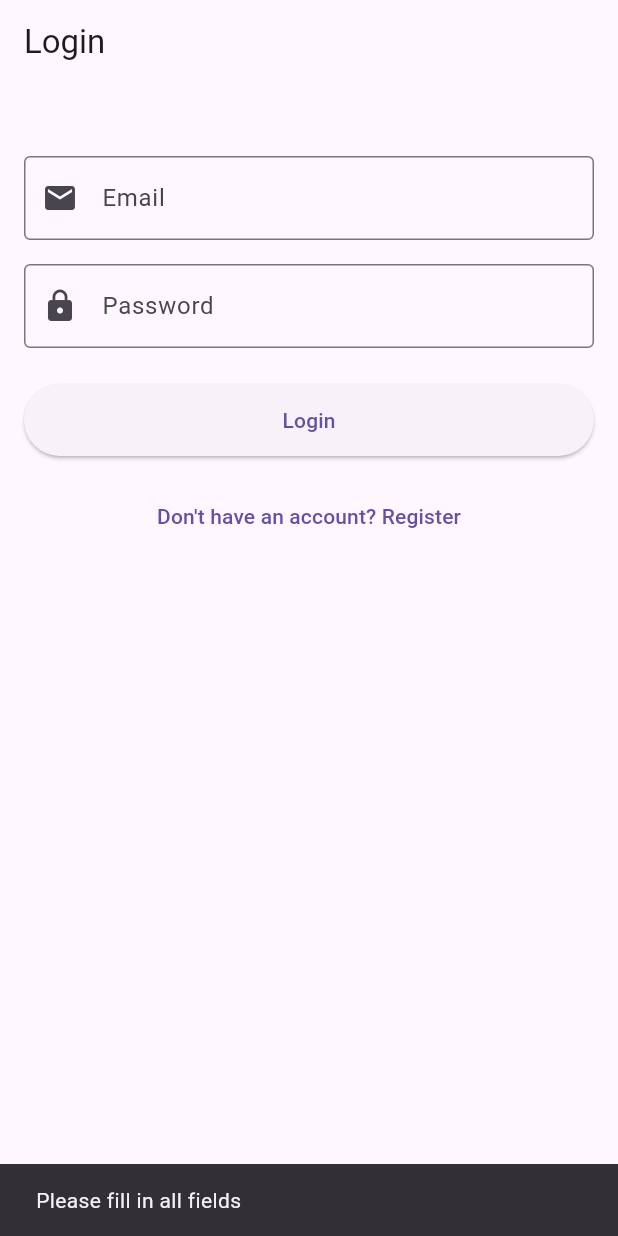
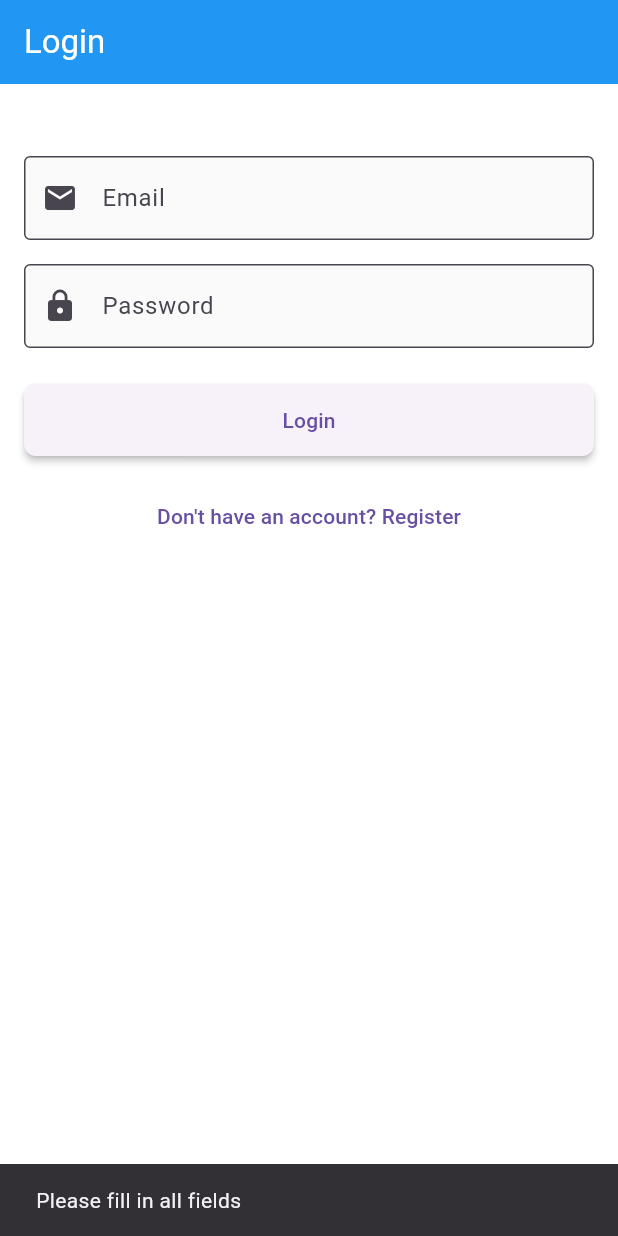
Before and after one commit to Funkynoone/Hive_flutter, a Flutter app: the screen it shows after launch, after a tap on "Login", on a phone screen of 412 x 824 dp. Run offline on Flutter 3.47's test engine with Material 3 defaults, Android fonts, the phone set to English and light mode, and no system bars; our stand-ins replace cloud_firestore, file_picker, firebase_auth, firebase_core, firebase_storage, flutter_map and 5 more; missing offline and left inert: flutter_google_places, google_maps_webservice; accounts and stored records are empty; network calls fail.

Commit message:
Chat got better but needs improvement

```diff
--- a/lib/chat_screen.dart
+++ b/lib/chat_screen.dart
@@ -87,7 +87,7 @@ class _ChatScreenState extends State<ChatScreen> {
   @override
   Widget build(BuildContext context) {
     return Scaffold(
-      backgroundColor: Colors.white, // Fix red background
+      backgroundColor: Colors.grey[100], // Fix red background
       appBar: AppBar(
         title: Column(
           crossAxisAlignment: CrossAxisAlignment.start,
--- a/lib/main.dart
+++ b/lib/main.dart
@@ -1,5 +1,6 @@
 import 'package:flutter/foundation.dart' show kIsWeb;
 import 'package:flutter/material.dart';
+import 'package:flutter/services.dart';
 import 'package:firebase_core/firebase_core.dart';
 import 'firebase_options.dart';
 import 'auth_wrapper.dart';
@@ -9,10 +10,25 @@ import 'package:firebase_auth/firebase_auth.dart';
 Future<void> main() async {
   WidgetsFlutterBinding.ensureInitialized();
 
+  // Configure system UI
+  SystemChrome.setSystemUIOverlayStyle(const SystemUiOverlayStyle(
+    statusBarColor: Colors.transparent,
+    statusBarIconBrightness: Brightness.dark,
+    systemNavigationBarColor: Colors.white,
+    systemNavigationBarIconBrightness: Brightness.dark,
+  ));
+
+  // Set preferred orientations
+  await SystemChrome.setPreferredOrientations([
+    DeviceOrientation.portraitUp,
+    DeviceOrientation.portraitDown,
+  ]);
+
   try {
     await Firebase.initializeApp(
       options: DefaultFirebaseOptions.currentPlatform,
     );
+    print("Firebase initialized successfully");
   } catch (e) {
     print("Firebase initialization error: $e");
   }
@@ -27,9 +43,45 @@ class MyApp extends StatelessWidget {
   Widget build(BuildContext context) {
     return MaterialApp(
       title: 'Hive Flutter',
+      debugShowCheckedModeBanner: false, // Remove debug banner
       theme: ThemeData(
         primarySwatch: Colors.blue,
-        // Add any other theme configurations here
+        scaffoldBackgroundColor: Colors.white,
+        appBarTheme: const AppBarTheme(
+          backgroundColor: Colors.blue,
+          foregroundColor: Colors.white,
+          elevation: 0,
+          systemOverlayStyle: SystemUiOverlayStyle(
+            statusBarColor: Colors.transparent,
+            statusBarIconBrightness: Brightness.light,
+            statusBarBrightness: Brightness.dark,
+          ),
+        ),
+        // Enhanced visual feedback for buttons
+        elevatedButtonTheme: ElevatedButtonThemeData(
+          style: ElevatedButton.styleFrom(
+            elevation: 2,
+            shape: RoundedRectangleBorder(
+              borderRadius: BorderRadius.circular(8),
+            ),
+            padding: const EdgeInsets.symmetric(vertical: 12),
+          ),
+        ),
+        // Card theme
+        cardTheme: CardTheme(
+          elevation: 2,
+          shape: RoundedRectangleBorder(
+            borderRadius: BorderRadius.circular(12),
+          ),
+        ),
+        // Input decoration theme
+        inputDecorationTheme: InputDecorationTheme(
+          border: OutlineInputBorder(
+            borderRadius: BorderRadius.circular(8),
+          ),
+          filled: true,
+          fillColor: Colors.grey[50],
+        ),
       ),
       initialRoute: '/',
       routes: {
@@ -59,6 +111,23 @@ class MyApp extends StatelessWidget {
             );
         }
       },
+      // Error widget customization
+      builder: (context, child) {
+        return MediaQuery(
+          // Prevent text scaling beyond reasonable limits
+          data: MediaQuery.of(context).copyWith(
+            textScaleFactor: MediaQuery.of(context).textScaleFactor.clamp(0.8, 1.2),
+          ),
+          child: ScrollConfiguration(
+            // Custom scroll behavior for consistent scrolling across platforms
+            behavior: const ScrollBehavior().copyWith(
+              physics: const BouncingScrollPhysics(),
+              scrollbars: false,
+            ),
+            child: child!,
+          ),
+        );
+      },
     );
   }
 }
```
Also changed, not shown: lib/application_manager_screen.dart (+134 -45 lines), lib/job_detail_screen.dart (+38 -6 lines), 3 other files.
